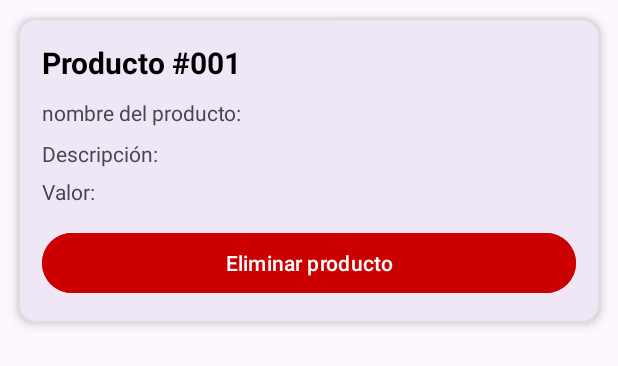
After one commit to UPBMadrid/Arvex, an Android app: the layout item_producto.xml on its own in the app's theme, with its tools: preview values and no code run, on a phone screen of 412 x 824 dp. The commit adds this screen. Shown: the top 366 px of the screen. Run offline under Robolectric (Android 15) with nearby library versions, the phone set to English and light mode, and no system bars.

Commit message:
Los productos añadidos ahora pueden ser vistas en los layout correspondientes

```diff
--- a/app/src/main/AndroidManifest.xml
+++ b/app/src/main/AndroidManifest.xml
@@ -30,6 +30,9 @@
         <activity
             android:name=".RegistroProductoActivity"
             android:exported="false" />
+        <activity
+            android:name=".productos_registro"
+            android:exported="false" />
     </application>
 
 </manifest>
--- /dev/null
+++ b/app/src/main/res/layout/item_producto.xml
@@ -0,0 +1,59 @@
+<?xml version="1.0" encoding="utf-8"?>
+<com.google.android.material.card.MaterialCardView
+    xmlns:android="http://schemas.android.com/apk/res/android"
+    xmlns:app="http://schemas.android.com/apk/res-auto"
+    android:layout_width="match_parent"
+    android:layout_height="wrap_content"
+    android:layout_margin="12dp"
+    app:cardCornerRadius="12dp"
+    app:cardElevation="4dp"
+    app:strokeWidth="1dp"
+    app:strokeColor="#DDDDDD">
+
+    <LinearLayout
+        android:layout_width="match_parent"
+        android:layout_height="wrap_content"
+        android:orientation="vertical"
+        android:padding="16dp">
+
+        <TextView
+            android:id="@+id/tvNumeroProducto"
+            android:layout_width="match_parent"
+            android:layout_height="wrap_content"
+            android:text="Producto #001"
+            android:textSize="20sp"
+            android:textStyle="bold"
+            android:textColor="#000000"/>
+
+        <TextView
+            android:id="@+id/tvNombre"
+            android:layout_width="match_parent"
+            android:layout_height="wrap_content"
+            android:text="nombre del producto:"
+            android:layout_marginTop="10dp"/>
+
+        <TextView
+            android:id="@+id/tvDescripción"
+            android:layout_width="match_parent"
+            android:layout_height="wrap_content"
+            android:text="Descripción:"
+            android:layout_marginTop="8dp"/>
+
+        <TextView
+            android:id="@+id/tvValor"
+            android:layout_width="match_parent"
+            android:layout_height="wrap_content"
+            android:text="Valor:"
+            android:layout_marginTop="6dp"/>
+
+        <Button
+            android:id="@+id/btnEliminarProducto"
+            android:layout_width="match_parent"
+            android:layout_height="wrap_content"
+            android:layout_marginTop="14dp"
+            android:backgroundTint="#CC0000"
+            android:text="Eliminar producto"/>
+
+    </LinearLayout>
+
+</com.google.android.material.card.MaterialCardView>
--- a/app/src/main/res/layout/ver_productos.xml
+++ /dev/null
@@ -1,6 +0,0 @@
-<?xml version="1.0" encoding="utf-8"?>
-<androidx.constraintlayout.widget.ConstraintLayout xmlns:android="http://schemas.android.com/apk/res/android"
-    android:layout_width="match_parent"
-    android:layout_height="match_parent">
-
-</androidx.constraintlayout.widget.ConstraintLayout>
```
Also changed, not shown: app/src/main/java/com/example/arvex/MainActivity.kt (+7 -9 lines), app/src/main/java/com/example/arvex/ProductoAdapter.kt (added, +81 -0 lines), app/src/main/java/com/example/arvex/producto.kt (added, +8 -0 lines), app/src/main/java/com/example/arvex/productos_registro.kt (added, +73 -0 lines), app/src/main/res/layout/item_factura.xml (+4 -6 lines), app/src/main/res/layout/lista_productos.xml (added, +26 -0 lines), app/src/main/res/layout/registro_de_producto.xml (+1 -6 lines).
